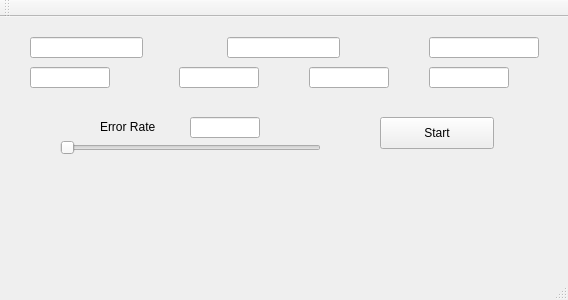
Before: the Qt Designer form C7005_Network/network.ui in Jeffrey-Chou/C7005-Project, drawn with Qt 5.
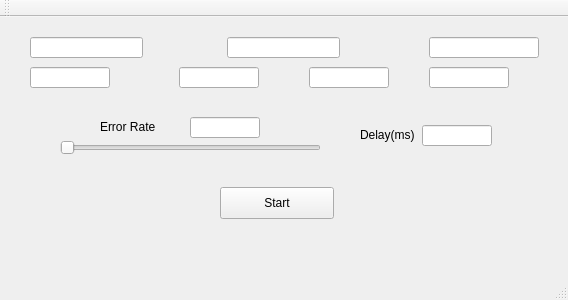
After: the same form once the commit is applied.

Commit message: added delay. may update to add threads later on

Diff of the .ui file:
```diff
--- a/C7005_Network/network.ui
+++ b/C7005_Network/network.ui
@@ -169,8 +169,8 @@
    <widget class="QPushButton" name="pushButton">
     <property name="geometry">
      <rect>
-      <x>380</x>
-      <y>100</y>
+      <x>220</x>
+      <y>170</y>
       <width>114</width>
       <height>32</height>
      </rect>
@@ -179,6 +179,29 @@
      <string>Start</string>
     </property>
    </widget>
+   <widget class="QLabel" name="label_Delay">
+    <property name="geometry">
+     <rect>
+      <x>360</x>
+      <y>110</y>
+      <width>60</width>
+      <height>16</height>
+     </rect>
+    </property>
+    <property name="text">
+     <string>Delay(ms)</string>
+    </property>
+   </widget>
+   <widget class="QLineEdit" name="lineEdit_Delay">
+    <property name="geometry">
+     <rect>
+      <x>422</x>
+      <y>108</y>
+      <width>70</width>
+      <height>21</height>
+     </rect>
+    </property>
+   </widget>
   </widget>
   <widget class="QMenuBar" name="menuBar">
    <property name="geometry">
```
The commit also changes 2 other files.
